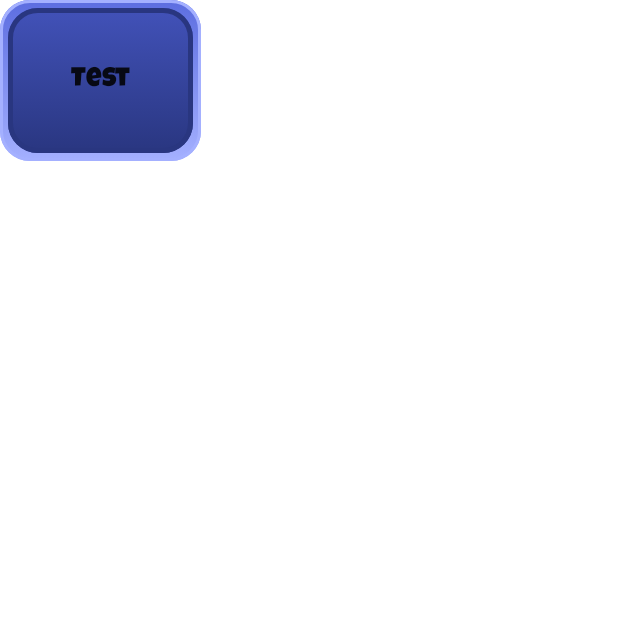
After one commit to ekotyoo/njawi, an Android app built with Jetpack Compose: the composable ItemView shown on its own in the app's theme, on a phone screen of 412 x 824 dp, the top half of it. The commit adds this screen. Run offline under Robolectric (Android 15) with nearby library versions, the phone set to English and light mode, and no system bars.

Commit message:
Halaman Belajar

```diff
--- /dev/null
+++ b/app/src/main/java/com/ekotyoo/njawi/presentation/belajar/components/ItemView.kt
@@ -0,0 +1,72 @@
+package com.ekotyoo.njawi.presentation.belajar.components
+
+import androidx.compose.foundation.background
+import androidx.compose.foundation.border
+import androidx.compose.foundation.layout.*
+import androidx.compose.material.Text
+import androidx.compose.runtime.Composable
+import androidx.compose.ui.Alignment
+import androidx.compose.ui.Modifier
+import androidx.compose.ui.graphics.Brush
+import androidx.compose.ui.graphics.Color
+import androidx.compose.ui.tooling.preview.Preview
+import androidx.compose.ui.unit.dp
+import androidx.compose.ui.unit.sp
+import com.ekotyoo.njawi.presentation.quiz.PlayQuizViewModel
+import com.ekotyoo.njawi.presentation.quiz.components.NjawiButton
+import com.ekotyoo.njawi.presentation.theme.*
+
+@Composable
+fun ItemView(
+    text: String = "Test",
+    modifier: Modifier
+) {
+    Column(
+        modifier = modifier,
+        Arrangement.Center,
+        Alignment.CenterHorizontally
+    ) {
+        Box(
+            modifier = Modifier
+                .size(width = 134.dp, height = 107.dp)
+                .background(
+                    brush = Brush.verticalGradient(
+                        colors = listOf(
+                            resultOutside,
+                            resultOutsideBorder
+                        )
+                    ),
+                    shape = Shapes.medium
+                )
+                .border(2.dp, color = resultOutsideBorder, shape = Shapes.medium)
+                .padding(5.dp)
+        ) {
+            Column(
+                verticalArrangement = Arrangement.SpaceEvenly,
+                horizontalAlignment = Alignment.CenterHorizontally,
+                modifier = Modifier
+                    .align(Alignment.Center)
+                    .background(
+                        brush = Brush.verticalGradient(
+                            colors = listOf(
+                                resultCenter,
+                                resultCenterBorder
+                            )
+                        ),
+                        shape = Shapes.medium
+                    )
+                    .border(3.dp, color = resultCenterBorder, shape = Shapes.medium)
+                    .size(width = 134.dp, height = 107.dp)
+            ) {
+                Text(text = text, style = Typography.button)
+            }
+        }
+    }
+}
+
+@Preview
+@Composable
+fun preview(){
+    NjawiTheme {
+    }
+}
```
Also changed, not shown: app/src/main/java/com/ekotyoo/njawi/presentation/auth/LoginScreen.kt (+11 -5 lines), app/src/main/java/com/ekotyoo/njawi/presentation/belajar/BelajarScreen.kt (+59 -1 lines), app/src/main/java/com/ekotyoo/njawi/presentation/belajar/model/Belajar.kt (added, +7 -0 lines), app/src/main/res/drawable/id_sinau_njawi.png (added).
